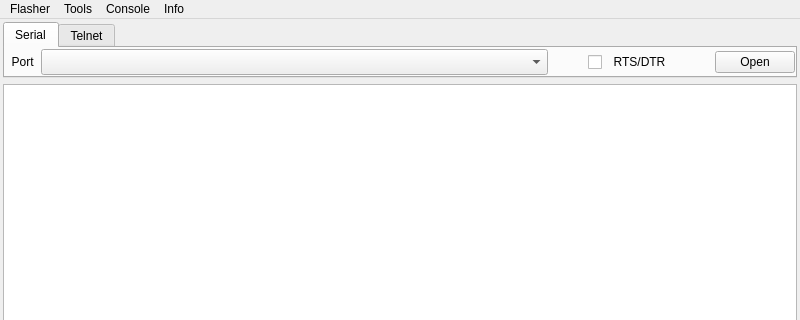
Before: the Qt Designer form tools/camflasher/camflasher.ui in remibert/pycameresp, drawn with Qt 5; both pictures show x 0 to 800 and y 0 to 320 of the 800 by 600 pixel window.
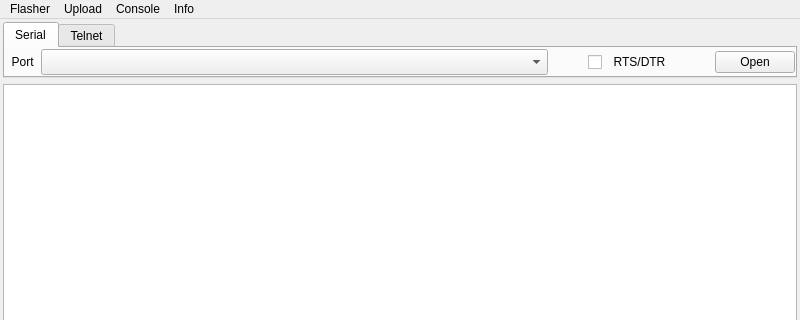
After: the same form once the commit is applied. Icons and pictures are not drawn.

Commit message: Syntax highlight in editor on python script, drop file to upload in device, last version of micropython, simplify the main.py

```diff
--- a/tools/camflasher/camflasher.ui
+++ b/tools/camflasher/camflasher.ui
@@ -407,16 +407,16 @@
     </property>
     <addaction name="action_about"/>
    </widget>
-   <widget class="QMenu" name="menu_tools">
+   <widget class="QMenu" name="menu_upload">
     <property name="title">
-     <string>Tools</string>
+     <string>Upload</string>
     </property>
     <addaction name="action_upload_shell"/>
     <addaction name="action_upload_server"/>
     <addaction name="action_upload_editor"/>
    </widget>
    <addaction name="menu_flasher"/>
-   <addaction name="menu_tools"/>
+   <addaction name="menu_upload"/>
    <addaction name="menu_console"/>
    <addaction name="menu_info"/>
   </widget>
```
Left out of the diff: 14 changed lines with no effect on the pictures. The commit also changes 23 other files.
